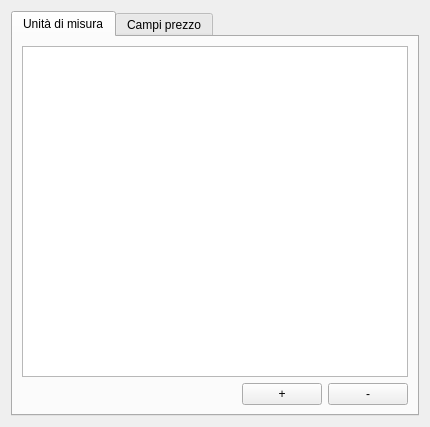
This is qcostgui/generaldatagui.ui in mickele77/qcost as Qt 5 draws it before an edit. The edited form follows.
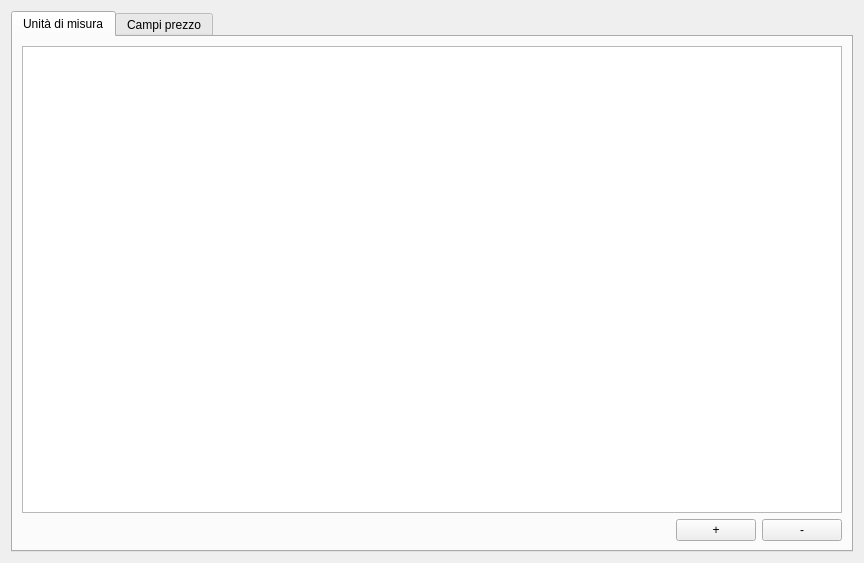
This is the edited form. The open tabs and pages were chosen to show the change.

The edit to the form file:
```diff
--- a/qcostgui/generaldatagui.ui
+++ b/qcostgui/generaldatagui.ui
@@ -6,8 +6,8 @@
    <rect>
     <x>0</x>
     <y>0</y>
-    <width>430</width>
-    <height>427</height>
+    <width>864</width>
+    <height>563</height>
    </rect>
   </property>
   <property name="windowTitle">
@@ -38,12 +38,6 @@
            <height>0</height>
           </size>
          </property>
-         <property name="maximumSize">
-          <size>
-           <width>600</width>
-           <height>16777215</height>
-          </size>
-         </property>
         </widget>
        </item>
        <item row="1" column="0">
```
Left out of the diff: 2 changed lines with no effect on the pictures.
